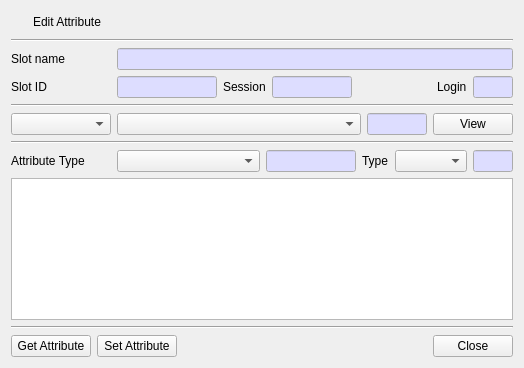
jykim74/CryptokiMan, file CryptokiMan/edit_attribute_dlg.ui: the form before one commit.
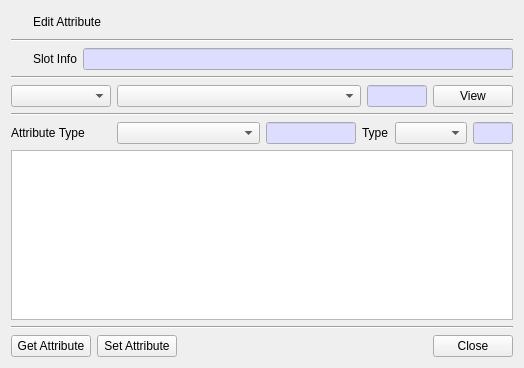
The form after the commit. Icons and pictures are not drawn.

Diff of the .ui file:
```diff
--- a/CryptokiMan/edit_attribute_dlg.ui
+++ b/CryptokiMan/edit_attribute_dlg.ui
@@ -63,262 +63,79 @@
      <property name="topMargin">
       <number>0</number>
      </property>
-     <item row="0" column="0">
+     <item row="0" column="2">
+      <widget class="QLineEdit" name="mSlotInfoText">
+       <property name="palette">
+        <palette>
+         <active>
+          <colorrole role="Base">
+           <brush brushstyle="SolidPattern">
+            <color alpha="255">
+             <red>221</red>
+             <green>221</green>
+             <blue>255</blue>
+            </color>
+           </brush>
+          </colorrole>
+         </active>
+         <inactive>
+          <colorrole role="Base">
+           <brush brushstyle="SolidPattern">
+            <color alpha="255">
+             <red>221</red>
+             <green>221</green>
+             <blue>255</blue>
+            </color>
+           </brush>
+          </colorrole>
+         </inactive>
+         <disabled/>
+        </palette>
+       </property>
+       <property name="readOnly">
+        <bool>true</bool>
+       </property>
+      </widget>
+     </item>
+     <item row="0" column="1">
       <widget class="QLabel" name="label">
        <property name="minimumSize">
         <size>
-         <width>100</width>
+         <width>0</width>
          <height>0</height>
         </size>
        </property>
        <property name="text">
-        <string>Slot name</string>
-       </property>
-      </widget>
-     </item>
-     <item row="0" column="1">
-      <widget class="QLineEdit" name="mSlotNameText">
-       <property name="palette">
-        <palette>
-         <active>
-          <colorrole role="Base">
-           <brush brushstyle="SolidPattern">
-            <color alpha="255">
-             <red>221</red>
-             <green>221</green>
-             <blue>255</blue>
-            </color>
-           </brush>
-          </colorrole>
-         </active>
-         <inactive>
-          <colorrole role="Base">
-           <brush brushstyle="SolidPattern">
-            <color alpha="255">
-             <red>221</red>
-             <green>221</green>
-             <blue>255</blue>
-            </color>
-           </brush>
-          </colorrole>
-         </inactive>
-         <disabled/>
-        </palette>
-       </property>
-       <property name="readOnly">
-        <bool>true</bool>
-       </property>
-      </widget>
-     </item>
-    </layout>
-   </item>
-   <item>
-    <layout class="QGridLayout" name="gridLayout_4">
-     <property name="topMargin">
-      <number>0</number>
-     </property>
-     <item row="0" column="1">
-      <widget class="QLineEdit" name="mSlotIDText">
-       <property name="minimumSize">
-        <size>
-         <width>80</width>
-         <height>0</height>
-        </size>
-       </property>
-       <property name="maximumSize">
-        <size>
-         <width>100</width>
-         <height>16777215</height>
-        </size>
-       </property>
-       <property name="palette">
-        <palette>
-         <active>
-          <colorrole role="Base">
-           <brush brushstyle="SolidPattern">
-            <color alpha="255">
-             <red>221</red>
-             <green>221</green>
-             <blue>255</blue>
-            </color>
-           </brush>
-          </colorrole>
-         </active>
-         <inactive>
-          <colorrole role="Base">
-           <brush brushstyle="SolidPattern">
-            <color alpha="255">
-             <red>221</red>
-             <green>221</green>
-             <blue>255</blue>
-            </color>
-           </brush>
-          </colorrole>
-         </inactive>
-         <disabled>
-          <colorrole role="Base">
-           <brush brushstyle="SolidPattern">
-            <color alpha="255">
-             <red>240</red>
-             <green>240</green>
-             <blue>240</blue>
-            </color>
-           </brush>
-          </colorrole>
-         </disabled>
-        </palette>
-       </property>
-       <property name="readOnly">
-        <bool>true</bool>
+        <string>Slot Info</string>
        </property>
       </widget>
      </item>
      <item row="0" column="0">
-      <widget class="QLabel" name="label_3">
+      <widget class="QPushButton" name="mSlotBtn">
        <property name="minimumSize">
         <size>
-         <width>100</width>
+         <width>16</width>
          <height>0</height>
         </size>
        </property>
-       <property name="text">
-        <string>Slot ID</string>
-       </property>
-      </widget>
-     </item>
-     <item row="0" column="5">
-      <widget class="QLabel" name="label_7">
-       <property name="text">
-        <string>Login</string>
-       </property>
-      </widget>
-     </item>
-     <item row="0" column="2">
-      <widget class="QLabel" name="label_6">
-       <property name="text">
-        <string>Session</string>
-       </property>
-      </widget>
-     </item>
-     <item row="0" column="6">
-      <widget class="QLineEdit" name="mLoginText">
        <property name="maximumSize">
         <size>
-         <width>40</width>
+         <width>16</width>
          <height>16777215</height>
         </size>
        </property>
-       <property name="palette">
-        <palette>
-         <active>
-          <colorrole role="Base">
-           <brush brushstyle="SolidPattern">
-            <color alpha="255">
-             <red>221</red>
-             <green>221</green>
-             <blue>255</blue>
-            </color>
-           </brush>
-          </colorrole>
-         </active>
-         <inactive>
-          <colorrole role="Base">
-           <brush brushstyle="SolidPattern">
-            <color alpha="255">
-             <red>221</red>
-             <green>221</green>
-             <blue>255</blue>
-            </color>
-           </brush>
-          </colorrole>
-         </inactive>
-         <disabled>
-          <colorrole role="Base">
-           <brush brushstyle="SolidPattern">
-            <color alpha="255">
-             <red>240</red>
-             <green>240</green>
-             <blue>240</blue>
-            </color>
-           </brush>
-          </colorrole>
-         </disabled>
-        </palette>
+       <property name="text">
+        <string/>
        </property>
-       <property name="readOnly">
-        <bool>true</bool>
+       <property name="icon">
+        <iconset resource="cryptokiman.qrc">
+         <normaloff>:/images/slot.png</normaloff>:/images/slot.png</iconset>
        </property>
-      </widget>
-     </item>
-     <item row="0" column="3">
-      <widget class="QLineEdit" name="mSessionText">
-       <property name="minimumSize">
-        <size>
-         <width>80</width>
-         <height>0</height>
-        </size>
-       </property>
-       <property name="maximumSize">
-        <size>
-         <width>80</width>
-         <height>16777215</height>
-        </size>
-       </property>
-       <property name="palette">
-        <palette>
-         <active>
-          <colorrole role="Base">
-           <brush brushstyle="SolidPattern">
-            <color alpha="255">
-             <red>221</red>
-             <green>221</green>
-             <blue>255</blue>
-            </color>
-           </brush>
-          </colorrole>
-         </active>
-         <inactive>
-          <colorrole role="Base">
-           <brush brushstyle="SolidPattern">
-            <color alpha="255">
-             <red>221</red>
-             <green>221</green>
-             <blue>255</blue>
-            </color>
-           </brush>
-          </colorrole>
-         </inactive>
-         <disabled>
-          <colorrole role="Base">
-           <brush brushstyle="SolidPattern">
-            <color alpha="255">
-             <red>240</red>
-             <green>240</green>
-             <blue>240</blue>
-            </color>
-           </brush>
-          </colorrole>
-         </disabled>
-        </palette>
-       </property>
-       <property name="readOnly">
+       <property name="flat">
         <bool>true</bool>
        </property>
       </widget>
      </item>
-     <item row="0" column="4">
-      <spacer name="horizontalSpacer_3">
-       <property name="orientation">
-        <enum>Qt::Horizontal</enum>
-       </property>
-       <property name="sizeHint" stdset="0">
-        <size>
-         <width>40</width>
-         <height>20</height>
-        </size>
-       </property>
-      </spacer>
-     </item>
     </layout>
    </item>
    <item>
```
Left out of the diff: 5 changed lines with no effect on the pictures.
